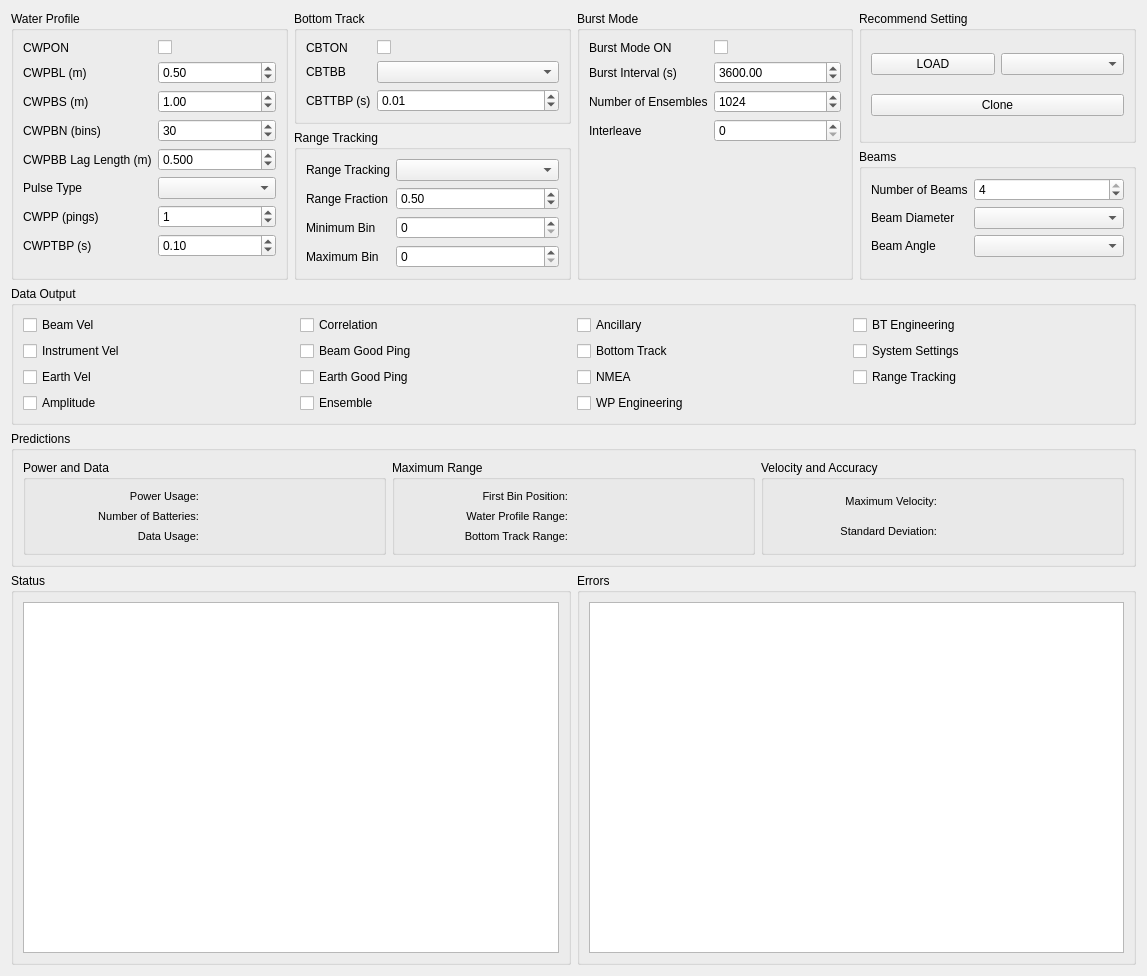
ricorx7/PredictR, file PredictR_view/subsystem_view.ui: the form before one commit.
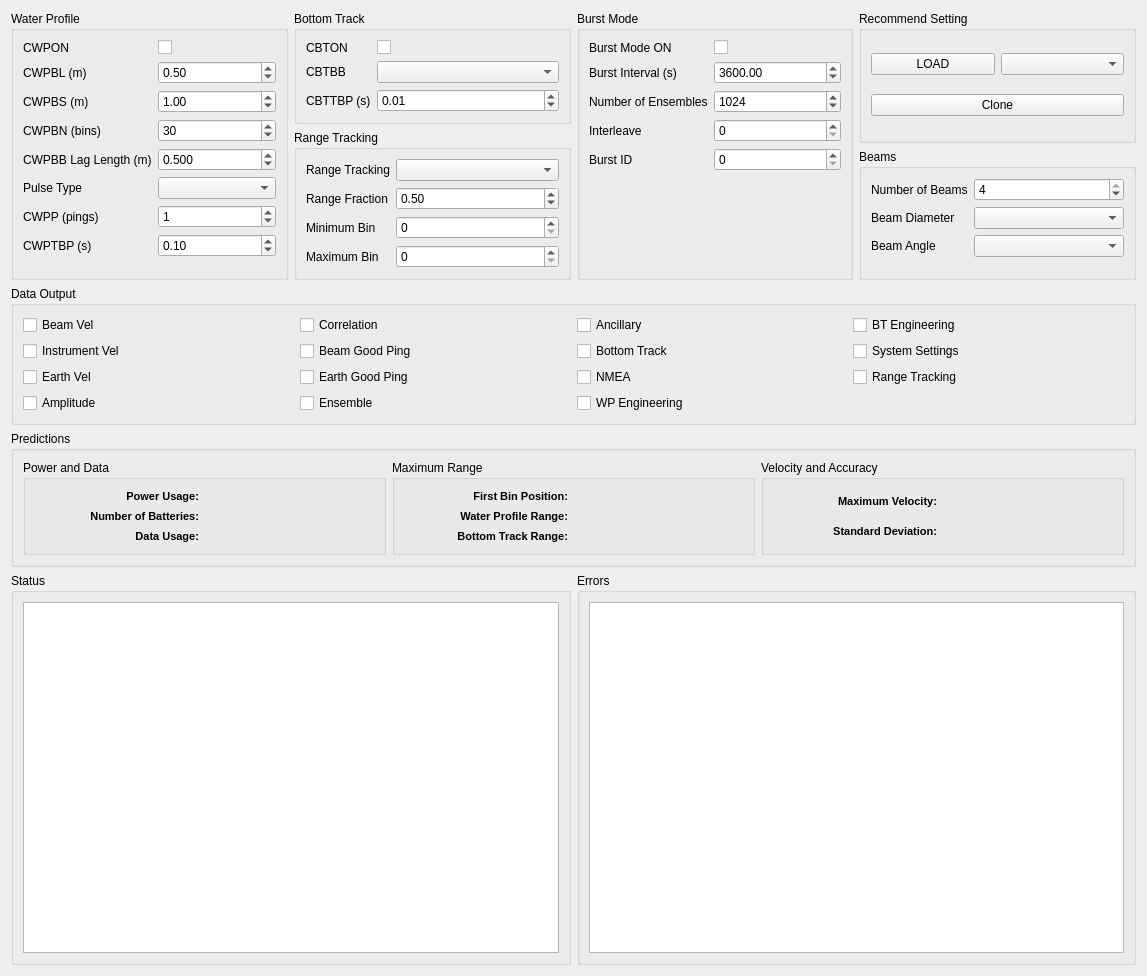
The form after the commit.

Commit message: Updating view display

What changed in the file:
```diff
--- a/PredictR_view/subsystem_view.ui
+++ b/PredictR_view/subsystem_view.ui
@@ -339,6 +339,20 @@
           <item row="4" column="1">
            <widget class="QSpinBox" name="cbiInterleaveSpinBox"/>
           </item>
+          <item row="5" column="0">
+           <widget class="QLabel" name="label_31">
+            <property name="text">
+             <string>Burst ID</string>
+            </property>
+           </widget>
+          </item>
+          <item row="5" column="1">
+           <widget class="QSpinBox" name="cbiBurstIdSpinBox">
+            <property name="maximum">
+             <number>255</number>
+            </property>
+           </widget>
+          </item>
          </layout>
         </widget>
        </item>
@@ -563,6 +577,8 @@
            <property name="font">
             <font>
              <pointsize>8</pointsize>
+             <weight>75</weight>
+             <bold>true</bold>
             </font>
            </property>
            <property name="text">
@@ -578,6 +594,8 @@
            <property name="font">
             <font>
              <pointsize>8</pointsize>
+             <weight>75</weight>
+             <bold>true</bold>
             </font>
            </property>
            <property name="text">
@@ -606,6 +624,8 @@
            <property name="font">
             <font>
              <pointsize>8</pointsize>
+             <weight>75</weight>
+             <bold>true</bold>
             </font>
            </property>
            <property name="text">
@@ -665,6 +685,8 @@
            <property name="font">
             <font>
              <pointsize>8</pointsize>
+             <weight>75</weight>
+             <bold>true</bold>
             </font>
            </property>
            <property name="text">
@@ -680,6 +702,8 @@
            <property name="font">
             <font>
              <pointsize>8</pointsize>
+             <weight>75</weight>
+             <bold>true</bold>
             </font>
            </property>
            <property name="text">
@@ -695,6 +719,8 @@
            <property name="font">
             <font>
              <pointsize>8</pointsize>
+             <weight>75</weight>
+             <bold>true</bold>
             </font>
            </property>
            <property name="text">
@@ -719,6 +745,8 @@
            <property name="font">
             <font>
              <pointsize>8</pointsize>
+             <weight>75</weight>
+             <bold>true</bold>
             </font>
            </property>
            <property name="text">
@@ -741,6 +769,8 @@
            <property name="font">
             <font>
              <pointsize>8</pointsize>
+             <weight>75</weight>
+             <bold>true</bold>
             </font>
            </property>
            <property name="text">
```
The commit also changes 6 other files.
